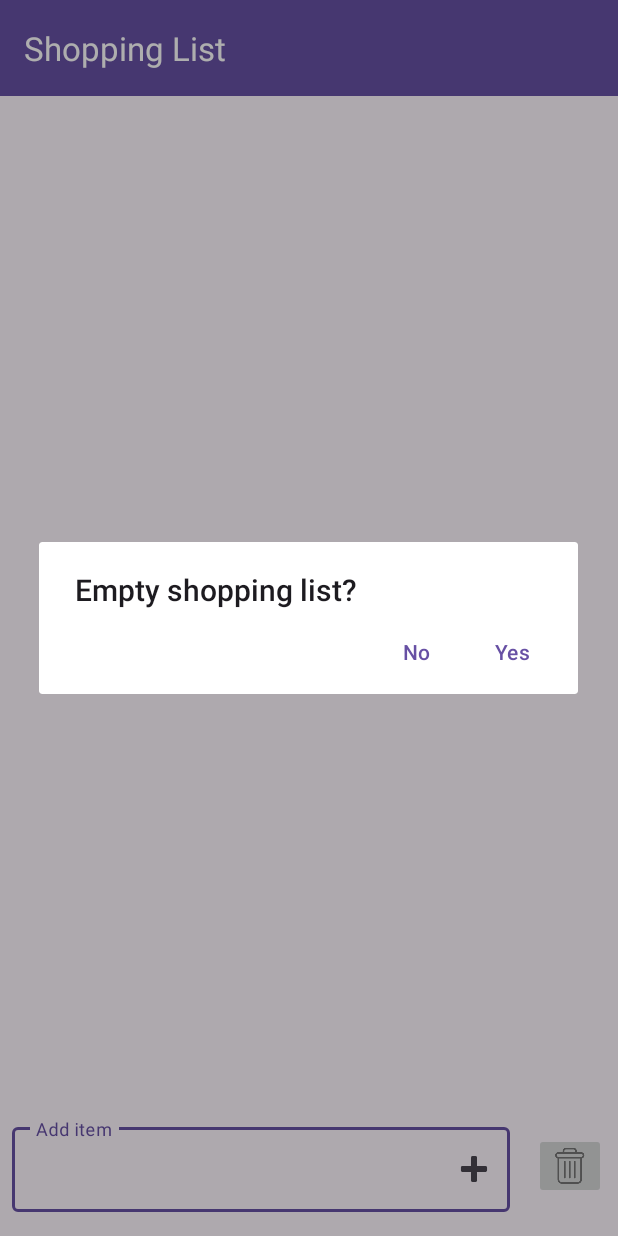
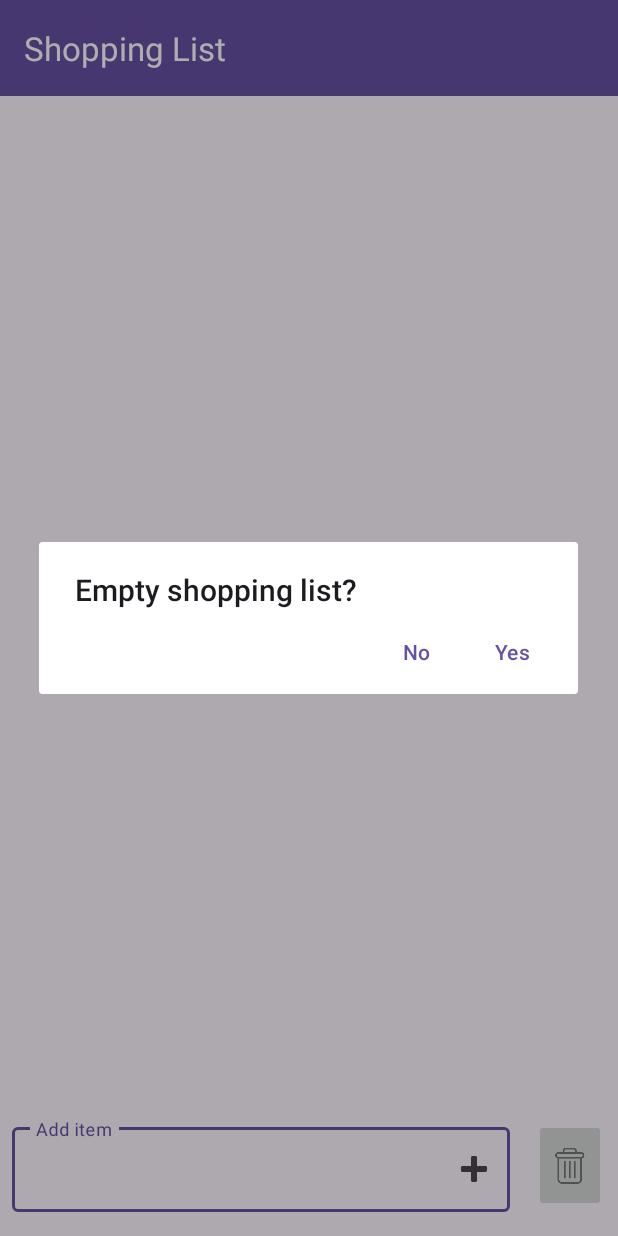
Before and after one commit to MarcosBarreiroOtero/ShoppingList, an Android app: the screen it shows after launch (MainActivity), after a tap on an icon or button, on a phone screen of 412 x 824 dp. Run offline under Robolectric (Android 15) with nearby library versions, the light colour scheme and no system bars; our stand-ins replace Room's generated code.

Commit message:
Update button height

```diff
--- a/app/src/main/res/layout/activity_main.xml
+++ b/app/src/main/res/layout/activity_main.xml
@@ -58,7 +58,7 @@
     <ImageButton
         android:id="@+id/clear_items_button"
         android:layout_width="wrap_content"
-        android:layout_height="wrap_content"
+        android:layout_height="0dp"
         android:layout_marginStart="8dp"
         android:layout_marginTop="8dp"
         android:layout_marginEnd="8dp"
```
